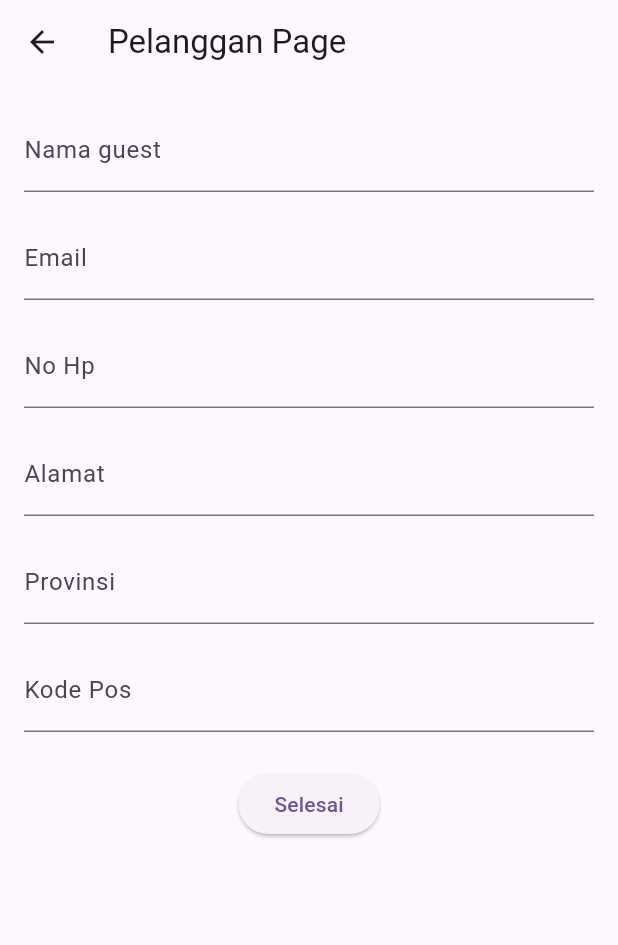
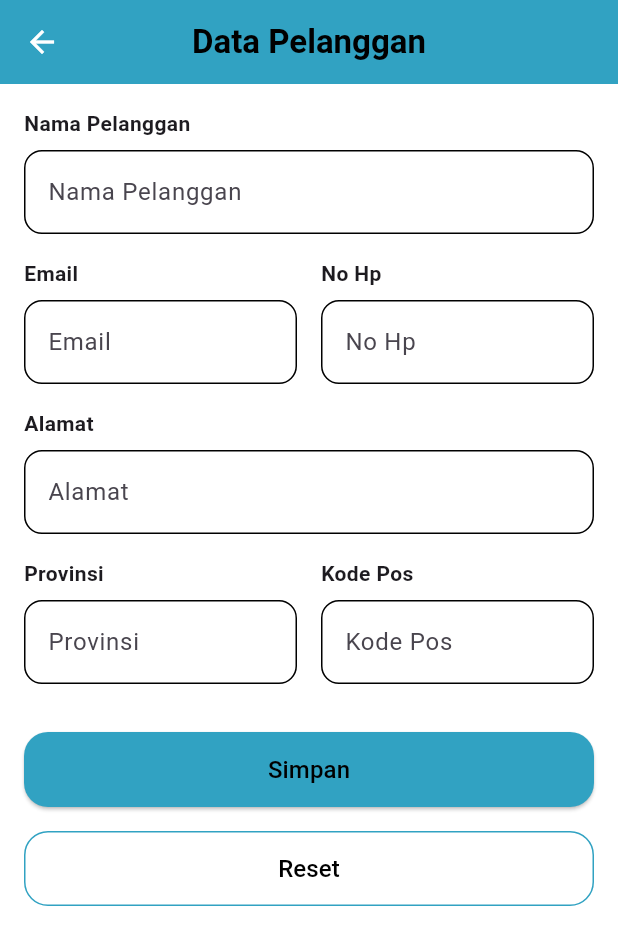
Before and after one commit to khaiqalsatrio/20220140115_UCP1_Flutter, a Flutter app: the PelangganPage screen opened by its route, on a phone screen of 412 x 824 dp. Shown: the top 945 px of the screen. Run offline on Flutter 3.47's test engine with Material 3 defaults, Android fonts, the light colour scheme and no system bars.

Commit message:
perbaikan pelanggan page

```diff
--- a/lib/presentation/pelanggan_page.dart
+++ b/lib/presentation/pelanggan_page.dart
@@ -1,118 +1,221 @@
 import 'package:flutter/material.dart';
+import 'package:flutter_ucp1_115/presentation/detail_page_pelanggan.dart';
 
 class PelangganPage extends StatefulWidget {
   const PelangganPage({super.key});
-
   @override
   State<PelangganPage> createState() => _PelangganPageState();
 }
 
 class _PelangganPageState extends State<PelangganPage> {
+  final _formKey = GlobalKey<FormState>();
   final TextEditingController namaController = TextEditingController();
   final TextEditingController emailController = TextEditingController();
-  final TextEditingController noHpController = TextEditingController();
+  final TextEditingController hpController = TextEditingController();
   final TextEditingController alamatController = TextEditingController();
   final TextEditingController provinsiController = TextEditingController();
   final TextEditingController kodePosController = TextEditingController();
 
-  final _formKey = GlobalKey<FormState>();
+  bool _autoValidate = false;
+
+  void resetForm() {
+    namaController.clear();
+    emailController.clear();
+    hpController.clear();
+    alamatController.clear();
+    provinsiController.clear();
+    kodePosController.clear();
+    _formKey.currentState?.reset();
+    setState(() {
+      _autoValidate = false; // Reset autovalidasi juga
+    });
+  }
+
+  InputDecoration buildInputDecoration(String hintText) {
+    return InputDecoration(
+      hintText: hintText,
+      border: OutlineInputBorder(borderRadius: BorderRadius.circular(12)),
+      enabledBorder: OutlineInputBorder(
+        borderRadius: BorderRadius.circular(12),
+      ),
+      focusedBorder: OutlineInputBorder(
+        borderRadius: BorderRadius.circular(12),
+      ),
+      errorBorder: OutlineInputBorder(borderRadius: BorderRadius.circular(12)),
+      focusedErrorBorder: OutlineInputBorder(
+        borderRadius: BorderRadius.circular(12),
+      ),
+    );
+  }
+
+  Widget buildTextField({
+    required String label,
+    required TextEditingController controller,
+    required String errorMsg,
+  }) {
+    return Column(
+      crossAxisAlignment: CrossAxisAlignment.start,
+      children: [
+        Text(label, style: const TextStyle(fontWeight: FontWeight.bold)),
+        const SizedBox(height: 8),
+        TextFormField(
+          controller: controller,
+          decoration: buildInputDecoration(label),
+          autovalidateMode:
+              _autoValidate
+                  ? AutovalidateMode.always
+                  : AutovalidateMode.disabled,
+          validator: (value) {
+            if (value == null || value.isEmpty) {
+              return errorMsg;
+            }
+            return null;
+          },
+          onChanged: (value) {
+            if (_autoValidate) {
+              _formKey.currentState
+                  ?.validate(); // kalau sudah autoValidate, realtime cek
+            }
+          },
+        ),
+      ],
+    );
+  }
 
   @override
   Widget build(BuildContext context) {
     return Scaffold(
-      appBar: AppBar(title: const Text('Pelanggan Page')),
-      body: Padding(
+      backgroundColor: const Color.fromARGB(255, 255, 255, 255),
+      appBar: AppBar(
+        backgroundColor: const Color.fromARGB(255, 49, 162, 194),
+        iconTheme: const IconThemeData(color: Colors.white),
+        centerTitle: true,
+        title: const Text(
+          'Data Pelanggan',
+          style: const TextStyle(
+            fontWeight: FontWeight.bold,
+            color: Colors.black,
+          ),
+        ),
+      ),
+      body: SingleChildScrollView(
         padding: const EdgeInsets.all(16),
         child: Form(
           key: _formKey,
           child: Column(
+            crossAxisAlignment: CrossAxisAlignment.start,
             children: [
-              TextFormField(
+              buildTextField(
+                label: 'Nama Pelanggan',
                 controller: namaController,
-                decoration: const InputDecoration(labelText: 'Nama guest'),
-                validator: (value) {
-                  if (value == null || value.isEmpty) {
-                    return 'Silakan masukkan nama';
-                  }
-                  return null;
-                },
+                errorMsg: 'pelanggan tidak boleh kosong',
               ),
               const SizedBox(height: 16),
-              TextFormField(
+
+              Row(
+                children: [
+                  Expanded(
+                    child: buildTextField(
+                      label: 'Email',
                       controller: emailController,
-                decoration: const InputDecoration(labelText: 'Email'),
-                validator: (value) {
-                  if (value == null || value.isEmpty) {
-                    return 'Silakan masukkan Email';
-                  }
-                  return null;
-                },
+                      errorMsg: 'Email tidak boleh kosong',
+                    ),
+                  ),
+                  const SizedBox(width: 16),
+                  Expanded(
+                    child: buildTextField(
+                      label: 'No Hp',
+                      controller: hpController,
+                      errorMsg: 'No Hp tidak boleh kosong',
+                    ),
+                  ),
+                ],
               ),
               const SizedBox(height: 16),
-              TextFormField(
-                controller: noHpController,
-                decoration: const InputDecoration(labelText: 'No Hp'),
-                validator: (value) {
-                  if (value == null || value.isEmpty) {
-                    return 'Silakan masukkan No Hp';
-                  }
-                  return null;
-                },
+              buildTextField(
+                label: 'Alamat',
+                controller: alamatController,
+                errorMsg: 'Alamat tidak boleh kosong',
               ),
               const SizedBox(height: 16),
-              TextFormField(
-                controller: alamatController,
-                decoration: const InputDecoration(labelText: 'Alamat'),
-                validator: (value) {
-                  if (value == null || value.isEmpty) {
-                    return 'Silakan masukkan Alamat';
-                  }
-                  return null;
-                },
+              Row(
+                children: [
+                  Expanded(
+                    child: buildTextField(
+                      label: 'Provinsi',
+                      controller: provinsiController,
+                      errorMsg: 'Provinsi tidak boleh kosong',
                     ),
-              const SizedBox(height: 16),
-              TextFormField(
-                controller: provinsiController,
-                decoration: const InputDecoration(labelText: 'Provinsi'),
-                validator: (value) {
-                  if (value == null || value.isEmpty) {
-                    return 'Silakan masukkan provinsi';
-                  }
-                  return null;
-                },
                   ),
-              const SizedBox(height: 16),
-              TextFormField(
+                  const SizedBox(width: 16),
+                  Expanded(
+                    child: buildTextField(
+                      label: 'Kode Pos',
                       controller: kodePosController,
-                decoration: const InputDecoration(labelText: 'Kode Pos'),
-                validator: (value) {
-                  if (value == null || value.isEmpty) {
-                    return 'Silakan masukkan Kode Pos';
-                  }
-                  return null;
-                },
+                      errorMsg: 'Kode Pos tidak boleh kosong',
                     ),
-              const SizedBox(height: 24),
-              ElevatedButton(
+                  ),
+                ],
+              ),
+              const SizedBox(height: 32),
+              // Tombol Simpan
+              SizedBox(
+                width: double.infinity,
+                height: 50,
+                child: ElevatedButton(
+                  style: ElevatedButton.styleFrom(
+                    backgroundColor: const Color.fromARGB(255, 49, 162, 194),
+                    shape: RoundedRectangleBorder(
+                      borderRadius: BorderRadius.circular(16),
+                    ),
+                  ),
                   onPressed: () {
+                    setState(() {
+                      _autoValidate = true; // Mulai autovalidasi
+                    });
                     if (_formKey.currentState!.validate()) {
                       Navigator.push(
                         context,
                         MaterialPageRoute(
                           builder:
                               (context) => DetailPelangganPage(
-                              namaAnggota: namaController.text,
+                                nama: namaController.text,
                                 email: emailController.text,
-                              noHp: noHpController.text,
+                                noHp: hpController.text,
                                 alamat: alamatController.text,
                                 provinsi: provinsiController.text,
-                              kodePos: kodePosController.text,
+                                kodepos: kodePosController.text,
                               ),
                         ),
                       );
                     }
                   },
-                child: const Text('Selesai'),
+                  child: const Text(
+                    'Simpan',
+                    style: TextStyle(fontSize: 16, color: Colors.black),
+                  ),
+                ),
+              ),
+              const SizedBox(height: 16),
+              // Tombol Reset
+              SizedBox(
+                width: double.infinity,
+                height: 50,
+                child: OutlinedButton(
+                  style: OutlinedButton.styleFrom(
+                    side: const BorderSide(
+                      color: const Color.fromARGB(255, 49, 162, 194),
+                    ),
+                    shape: RoundedRectangleBorder(
+                      borderRadius: BorderRadius.circular(16),
+                    ),
+                  ),
+                  onPressed: resetForm,
+                  child: const Text(
+                    'Reset',
+                    style: TextStyle(color: Colors.black, fontSize: 16),
+                  ),
+                ),
               ),
             ],
           ),
@@ -121,43 +224,3 @@ class _PelangganPageState extends State<PelangganPage> {
     );
   }
 }
-
-class DetailPelangganPage extends StatelessWidget {
-  final String namaAnggota;
-  final String email;
-  final String noHp;
-  final String alamat;
-  final String provinsi;
-  final String kodePos;
-
-  const DetailPelangganPage({
-    super.key,
-    required this.namaAnggota,
-    required this.email,
-    required this.noHp,
-    required this.alamat,
-    required this.provinsi,
-    required this.kodePos,
-  });
-
-  @override
-  Widget build(BuildContext context) {
-    return Scaffold(
-      appBar: AppBar(title: const Text('Detail Pelanggan')),
-      body: Padding(
-        padding: const EdgeInsets.all(16),
-        child: Column(
-          crossAxisAlignment: CrossAxisAlignment.start,
-          children: [
-            Text('Nama: $namaAnggota'),
-            Text('Email: $email'),
-            Text('No HP: $noHp'),
-            Text('Alamat: $alamat'),
-            Text('Provinsi: $provinsi'),
-            Text('Kode Pos: $kodePos'),
-          ],
-        ),
-      ),
-    );
-  }
-}
```
Lines whose indentation alone changed are shown as unchanged.
